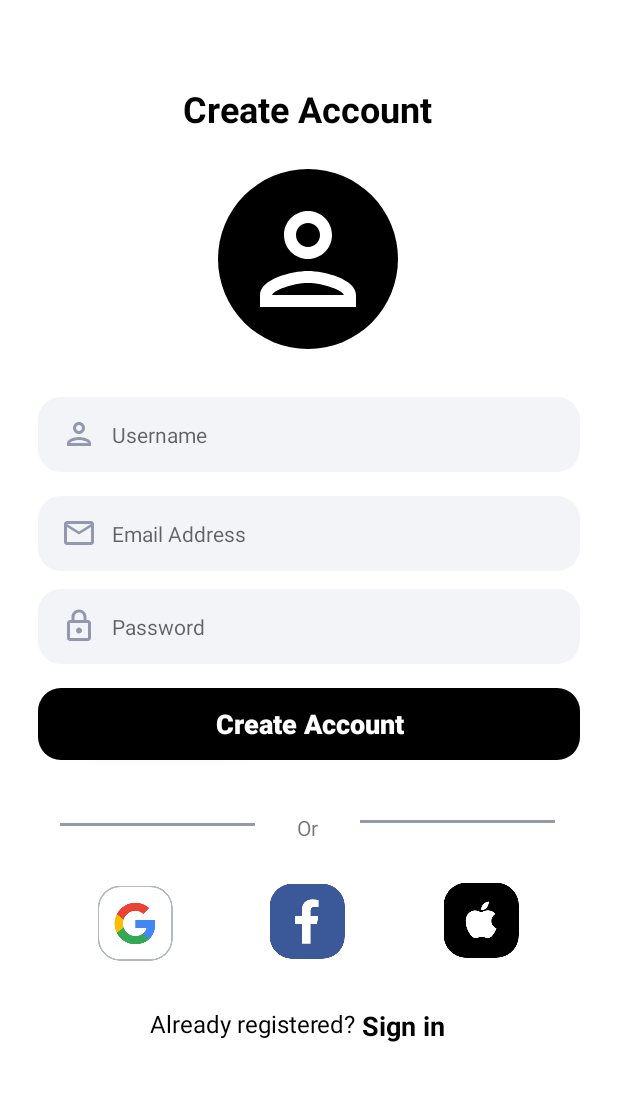
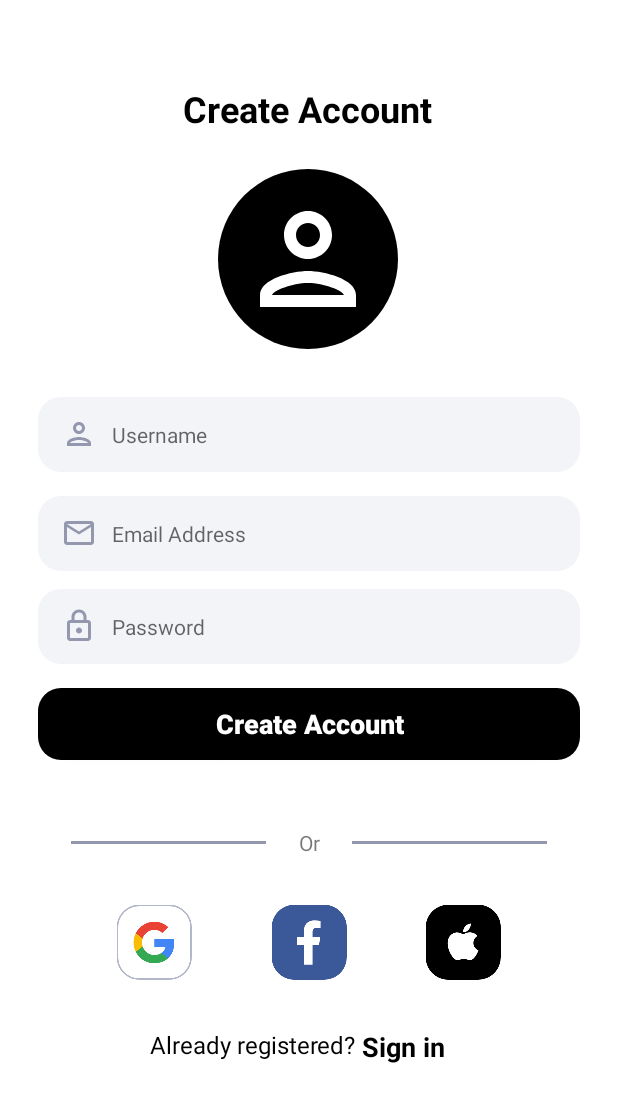
Before and after one commit to The-Anton/eSustain, an Android app: the RegistrationPage screen opened directly, with no data from a screen before it, after a tap on an icon or button, on a phone screen of 412 x 824 dp. Shown: the top 1102 px of the screen. Run offline under Robolectric (Android 15) with nearby library versions, the light colour scheme and no system bars; our stand-ins replace CircleImageView, Firebase (no records; nobody signed in at launch, a user with empty details on screens opened directly), Timber, data binding; libraries missing offline, so code that uses them is left out: br.com.simplepass; plain views replace CircularProgressButton; 1 statement that could not run was skipped.

Commit message:
Added data binding in RegistrationLogin

```diff
--- a/app/build.gradle
+++ b/app/build.gradle
@@ -113,6 +113,9 @@ dependencies {
     implementation 'com.xwray:groupie:2.1.0'
     implementation 'com.xwray:groupie-kotlin-android-extensions:2.1.0'
 
+    //Timber for Log
+    implementation 'com.jakewharton.timber:timber:4.7.1'
+
     // Preference
     implementation "androidx.preference:preference:1.1.1"
 
--- /dev/null
+++ b/app/src/main/java/com/solvabit/climate/registerLogin/RegisterViewModel.kt
@@ -0,0 +1,16 @@
+package com.solvabit.climate.registerLogin
+
+import android.util.Log
+import androidx.lifecycle.ViewModel
+import timber.log.Timber
+
+class RegisterViewModel : ViewModel() {
+    init {
+        Timber.i("RegisterViewModel")
+    }
+
+    override fun onCleared() {
+        super.onCleared()
+        Timber.i("RegisterViewModel destroyed")
+    }
+}
--- a/app/src/main/java/com/solvabit/climate/registerLogin/RegistrationPage.kt
+++ b/app/src/main/java/com/solvabit/climate/registerLogin/RegistrationPage.kt
@@ -4,16 +4,14 @@ import android.app.Activity
 import android.content.Intent
 import android.graphics.BitmapFactory
 import android.graphics.Color
-import android.location.Location
 import android.net.Uri
 import androidx.appcompat.app.AppCompatActivity
 import android.os.Bundle
 import android.os.Handler
 import android.provider.MediaStore
-import android.util.Log
-import android.widget.TextView
 import android.widget.Toast
-import br.com.simplepass.loadingbutton.customViews.CircularProgressButton
+import androidx.databinding.DataBindingUtil
+import androidx.lifecycle.ViewModelProviders
 import com.google.android.gms.auth.api.signin.GoogleSignIn
 import com.google.android.gms.auth.api.signin.GoogleSignInAccount
 import com.google.android.gms.auth.api.signin.GoogleSignInClient
@@ -25,60 +23,55 @@ import com.google.firebase.database.FirebaseDatabase
 import com.google.firebase.storage.FirebaseStorage
 import com.solvabit.climate.R
 import com.solvabit.climate.database.User
-import com.solvabit.climate.database.UserDatabase
-import kotlinx.android.synthetic.main.activity_registerpage.*
+import com.solvabit.climate.databinding.ActivityRegisterpageBinding
+import timber.log.Timber
 import java.util.*
 
 class RegistrationPage : AppCompatActivity() {
+
     private lateinit var auth: FirebaseAuth
     private lateinit var googleSignInClient: GoogleSignInClient
+    private lateinit var viewModel: RegisterViewModel
+    private lateinit var binding: ActivityRegisterpageBinding
+    private var selectedPhotoUri : Uri?= null
 
     override fun onCreate(savedInstanceState: Bundle?) {
         super.onCreate(savedInstanceState)
-        setContentView(R.layout.activity_registerpage)
-        val registerbtn = findViewById<CircularProgressButton>(R.id.register_button_register)
+        binding = DataBindingUtil.setContentView(this, R.layout.activity_registerpage)
 
-        val alreadyhaveaccount = findViewById<TextView>(R.id.already_account_register)
+        Timber.i("Called ViewModelProvider")
+        viewModel = ViewModelProviders.of(this).get(RegisterViewModel::class.java)
 
         //registration button click
-        registerbtn.setOnClickListener{
-            registerbtn.startAnimation()
+        binding.registerButtonRegister.setOnClickListener{
+            binding.registerButtonRegister.startAnimation()
             firebaseAuthwithEmailPassword()
         }
 
-        facebook_register.setOnClickListener {
+        //google button click
+        binding.googleRegister.setOnClickListener{
+            startGoogleAuth()
+        }
+
+        //facebook button click
+        binding.facebookRegister.setOnClickListener {
             Toast.makeText(this,"Support Not Availaible!! ", Toast.LENGTH_SHORT).show()
         }
 
-        apple_register.setOnClickListener {
+        //apple button click
+        binding.appleRegister.setOnClickListener {
             Toast.makeText(this,"Support Not Availaible!! ", Toast.LENGTH_SHORT).show()
-        }
-
-        google_register.setOnClickListener{
-
-            registerbtn.startAnimation()
-            val gso = GoogleSignInOptions.Builder(GoogleSignInOptions.DEFAULT_SIGN_IN)
-                .requestIdToken(getString(R.string.default_web_client_id))
-                .requestEmail()
-                .build()
-
-            googleSignInClient = GoogleSignIn.getClient(this, gso)
-
-            auth = FirebaseAuth.getInstance()
-
-            val signInIntent = googleSignInClient.signInIntent
-            startActivityForResult(signInIntent, RC_SIGN_IN)
         }
 
 
         //already have an account click listener
-        already_account_register.setOnClickListener{
+        binding.alreadyAccountRegister.setOnClickListener{
             val myintent = Intent(this, loginpage::class.java)
             startActivity(myintent)
         }
 
         //image selection click listener
-        image_button_register.setOnClickListener{
+        binding.imageButtonRegister.setOnClickListener{
             val intent = Intent(Intent.ACTION_PICK)
             intent.type = "image/*"
             startActivityForResult(intent,0)
@@ -87,8 +80,6 @@ class RegistrationPage : AppCompatActivity() {
     }
 
 
-    var selectedPhotoUri : Uri?= null
-
     override fun onActivityResult(requestCode: Int, resultCode: Int, data: Intent?) {
         super.onActivityResult(requestCode, resultCode, data)
 
@@ -96,8 +87,8 @@ class RegistrationPage : AppCompatActivity() {
         {
             selectedPhotoUri = data.data
             val bitmap = MediaStore.Images.Media.getBitmap(contentResolver,selectedPhotoUri)
-            imageview_register.setImageBitmap(bitmap)
-            image_button_register.alpha = 0f
+            binding.imageviewRegister.setImageBitmap(bitmap)
+            binding.imageButtonRegister.alpha = 0f
         }
 
         // Result returned from launching the Intent from GoogleSignInApi.getSignInIntent(...);
@@ -106,15 +97,29 @@ class RegistrationPage : AppCompatActivity() {
             try {
                 // Google Sign In was successful, authenticate with Firebase
                 val account = task.getResult(ApiException::class.java)!!
-                Log.d(TAG, "firebaseAuthWithGoogle:" + account.id)
                 firebaseAuthWithGoogle(account.idToken!!)
             } catch (e: ApiException) {
                 // Google Sign In failed, update UI appropriately
-                Log.w(TAG, "Google sign in failed", e)
-                // ...
+                Timber.i("Google sign in failed $e")
             }
         }
 
+    }
+
+
+    private fun startGoogleAuth(){
+        binding.registerButtonRegister.startAnimation()
+        val gso = GoogleSignInOptions.Builder(GoogleSignInOptions.DEFAULT_SIGN_IN)
+            .requestIdToken(getString(R.string.default_web_client_id))
+            .requestEmail()
+            .build()
+
+        googleSignInClient = GoogleSignIn.getClient(this, gso)
+
+        auth = FirebaseAuth.getInstance()
+
+        val signInIntent = googleSignInClient.signInIntent
+        startActivityForResult(signInIntent, RC_SIGN_IN)
     }
 
 
@@ -125,9 +130,6 @@ class RegistrationPage : AppCompatActivity() {
             .addOnCompleteListener(this) { task ->
                 if (task.isSuccessful) {
                     // Sign in success, update UI with the signed-in user's information
-                    Log.d(TAG, "signInWithCredential:success")
-                    val user = auth.currentUser
-
                     val act: GoogleSignInAccount?= GoogleSignIn.getLastSignedInAccount(this)
                     selectedPhotoUri = act?.photoUrl
                     val username = act?.displayName
@@ -135,9 +137,8 @@ class RegistrationPage : AppCompatActivity() {
                     saveUserToFirebaseDatabase(username!!, email!!, selectedPhotoUri.toString())
                 } else {
                     // If sign in fails, display a message to the user.
-                    Log.w(TAG, "signInWithCredential:failure", task.exception)
                     Toast.makeText(this,"Sign in failed!! ", Toast.LENGTH_SHORT).show()
-                    register_button_register.revertAnimation()
+                    binding.registerButtonRegister.revertAnimation()
                 }
             }
     }
@@ -145,22 +146,20 @@ class RegistrationPage : AppCompatActivity() {
 
     private fun firebaseAuthwithEmailPassword(){
 
-        val email = email_editText_register.text.toString()
-        val password = password_editText_register.text.toString()
-        val username = username_editText_register.text.toString()
-
-        Log.e("register","Email: $email and password: $password and username: $username")
+        val email = binding.emailEditTextRegister.text.toString()
+        val password = binding.passwordEditTextRegister.text.toString()
+        val username = binding.usernameEditTextRegister.text.toString()
 
         if(email.isEmpty() || password.isEmpty()){
-            register_button_register.revertAnimation()
+            binding.registerButtonRegister.revertAnimation()
             Toast.makeText(this , "Enter all fields first ", Toast.LENGTH_SHORT).show()
             return
         }
-        var auth = FirebaseAuth.getInstance()
+        val auth = FirebaseAuth.getInstance()
         auth.createUserWithEmailAndPassword(email,password)
             .addOnCompleteListener {
                 if(!it.isSuccessful){
-                    register_button_register.revertAnimation()
+                    binding.registerButtonRegister.revertAnimation()
                     return@addOnCompleteListener
                 }
                 else{
@@ -169,10 +168,11 @@ class RegistrationPage : AppCompatActivity() {
                 }
             }
             .addOnFailureListener{
-                register_button_register.revertAnimation()
+                binding.registerButtonRegister.revertAnimation()
                 Toast.makeText(this, "Error creating account. ${it.message}", Toast.LENGTH_SHORT).show()
             }
     }
+
 
     private fun uploadPhotoToFirebase(username: String, email: String) {
         if(selectedPhotoUri == null) return
@@ -181,21 +181,22 @@ class RegistrationPage : AppCompatActivity() {
         val ref = FirebaseStorage.getInstance().getReference("/images/$filename")
         ref.putFile(selectedPhotoUri!!)
             .addOnSuccessListener {
-                Log.e("registerActivity", "Photo uploaded successfully: ${it.metadata?.path}")
+                Timber.i( "Photo uploaded successfully: ${it.metadata?.path}")
 
                 ref.downloadUrl.addOnSuccessListener{
-                    Log.e("registerActivity", "image downloaded url : $it")
+                    Timber.i( "image downloaded url : $it")
                     saveUserToFirebaseDatabase(username, email, it.toString())
                 }
             }
     }
+
 
     private fun saveUserToFirebaseDatabase(username: String, email: String, profileImageUrl : String){
         val uid = FirebaseAuth.getInstance().uid?: ""
         val ref = FirebaseDatabase.getInstance().getReference("/Users/$uid")
         val status = "Not set"
         val active = true
-        var users = User(
+        val users = User(
             active,
                 0,
                 0.0,
@@ -234,26 +235,20 @@ class RegistrationPage : AppCompatActivity() {
         )
         ref.setValue(users)
             .addOnSuccessListener {
-                Log.e("registerActivity","User is saved with $uid and $profileImageUrl")
-//                val instance = UserDatabase.getInstance(this)
-//                val dao = instance.userDao()
-//                dao.insert(users)
-//                Log.v("registerActivity", "User is saved in room with  ${dao.getUserByUID(uid)}")
-
+                Timber.i("User is saved with $uid and $profileImageUrl")
                 val user = FirebaseAuth.getInstance().currentUser
 
                 user!!.sendEmailVerification()
                     .addOnCompleteListener { task ->
                         if (task.isSuccessful) {
-                            Log.d(TAG,"Email sent")
+                            Timber.i("Email sent")
                         }
                     }
 
                 val deepColor = Color.parseColor("#27E1EF")
                 val largeIcon = BitmapFactory.decodeResource(resources, R.drawable.blue_tick)
-                register_button_register.doneLoadingAnimation(deepColor, largeIcon)
-                val handler = Handler()
-                handler.postDelayed({
+                binding.registerButtonRegister.doneLoadingAnimation(deepColor, largeIcon)
+                Handler().postDelayed({
                     Toast.makeText(this, "Account created successfully. Email sent to confirm.", Toast.LENGTH_SHORT).show()
                     val intent = Intent(this, com.solvabit.climate.location.Location::class.java)
                     intent.flags = Intent.FLAG_ACTIVITY_CLEAR_TASK or ( Intent.FLAG_ACTIVITY_NEW_TASK)
@@ -262,27 +257,8 @@ class RegistrationPage : AppCompatActivity() {
             }
     }
 
-    private fun verifyUserIsLoggedIn(){
-
-        val user = FirebaseAuth.getInstance().currentUser
-        if (user != null) {
-            // User is signed in
-            val intent = Intent(this, com.solvabit.climate.location.Location::class.java)
-            intent.flags = Intent.FLAG_ACTIVITY_CLEAR_TASK or ( Intent.FLAG_ACTIVITY_NEW_TASK)
-            startActivity(intent)
-        }
-    }
 
     companion object {
-        private const val TAG = "Register_Activity"
         private const val RC_SIGN_IN = 9001
     }
 }
-
-//
-//@Parcelize
-//class Users(val uid: String , val username: String , val email: String,
-//            val imageUrl : String, val status:String, val active: Boolean,
-//            val timestamp: Long, val treesPlanted: Int): Parcelable {
-//    constructor(): this("","","","","",true,-1, 0)
-//}
--- a/app/src/main/java/com/solvabit/climate/splashScreen/SplashScreen.kt
+++ b/app/src/main/java/com/solvabit/climate/splashScreen/SplashScreen.kt
@@ -18,12 +18,14 @@ import com.solvabit.climate.onboarding.Onboarding
 import kotlinx.coroutines.Dispatchers
 import kotlinx.coroutines.GlobalScope
 import kotlinx.coroutines.launch
+import timber.log.Timber
 
 class SplashScreen : AppCompatActivity() {
 
     override fun onCreate(savedInstanceState: Bundle?) {
         super.onCreate(savedInstanceState)
         setContentView(R.layout.activity_splash_screen)
+        Timber.plant(Timber.DebugTree())
 
         FirebaseDatabase.getInstance().setPersistenceEnabled(true)
 
--- a/app/src/main/res/layout/activity_registerpage.xml
+++ b/app/src/main/res/layout/activity_registerpage.xml
@@ -1,7 +1,10 @@
 <?xml version="1.0" encoding="utf-8"?>
-<ScrollView xmlns:android="http://schemas.android.com/apk/res/android"
+
+<layout xmlns:android="http://schemas.android.com/apk/res/android"
     xmlns:app="http://schemas.android.com/apk/res-auto"
-    xmlns:tools="http://schemas.android.com/tools"
+    xmlns:tools="http://schemas.android.com/tools">
+
+<ScrollView
     android:layout_width="match_parent"
     android:layout_height="match_parent"
     android:id="@+id/destination_layout"
@@ -12,6 +15,7 @@
     <androidx.constraintlayout.widget.ConstraintLayout
         android:layout_width="match_parent"
         android:layout_height="match_parent">
+
         <TextView
             android:id="@+id/textView"
             android:layout_width="wrap_content"
@@ -122,79 +126,83 @@
             android:text="Create Account"
             android:textAllCaps="false"
             android:textColor="@android:color/white"
-            app:spinning_bar_color="@android:color/white"
-            app:spinning_bar_padding="1dp"
             android:textSize="18dp"
             android:textStyle="bold"
             app:layout_constraintEnd_toEndOf="parent"
             app:layout_constraintStart_toStartOf="parent"
-            app:layout_constraintTop_toBottomOf="@+id/password_editText_register" />
+            app:layout_constraintTop_toBottomOf="@+id/password_editText_register"
+            app:spinning_bar_color="@android:color/white"
+            app:spinning_bar_padding="1dp" />
 
 
         <View
             android:id="@+id/divider"
             android:layout_width="130dp"
             android:layout_height="2dp"
-        android:layout_marginTop="42dp"
 
-        android:layout_marginEnd="28dp"
             android:background="#9498AE"
+            app:layout_constraintBottom_toBottomOf="@+id/textView3"
             app:layout_constraintEnd_toStartOf="@+id/textView3"
-        app:layout_constraintTop_toBottomOf="@+id/register_button_register" />
+            app:layout_constraintHorizontal_bias="0.5"
+            app:layout_constraintStart_toStartOf="@+id/register_button_register"
+            app:layout_constraintTop_toTopOf="@+id/textView3" />
 
         <TextView
             android:id="@+id/textView3"
             android:layout_width="wrap_content"
             android:layout_height="wrap_content"
-        android:layout_marginTop="35dp"
+            android:layout_marginTop="45dp"
             android:text="Or"
-        app:layout_constraintEnd_toEndOf="parent"
-        app:layout_constraintHorizontal_bias="0.498"
-        app:layout_constraintStart_toStartOf="parent"
+            app:layout_constraintEnd_toStartOf="@+id/divider2"
+            app:layout_constraintHorizontal_bias="0.5"
+            app:layout_constraintStart_toEndOf="@+id/divider"
             app:layout_constraintTop_toBottomOf="@+id/register_button_register" />
 
         <View
             android:id="@+id/divider2"
             android:layout_width="130dp"
             android:layout_height="2dp"
-        android:layout_marginStart="28dp"
-        android:layout_marginTop="40dp"
             android:background="#9498AE"
+            app:layout_constraintBottom_toBottomOf="@+id/textView3"
+            app:layout_constraintEnd_toEndOf="@+id/register_button_register"
+            app:layout_constraintHorizontal_bias="0.5"
             app:layout_constraintStart_toEndOf="@+id/textView3"
-        app:layout_constraintTop_toBottomOf="@+id/register_button_register" />
+            app:layout_constraintTop_toTopOf="@+id/textView3" />
 
 
         <ImageView
             android:id="@+id/google_register"
             android:layout_width="wrap_content"
             android:layout_height="wrap_content"
-            android:layout_marginTop="40dp"
+            app:layout_constraintBottom_toBottomOf="@+id/facebook_register"
             app:layout_constraintEnd_toStartOf="@+id/facebook_register"
-            app:layout_constraintStart_toStartOf="parent"
-            app:layout_constraintTop_toBottomOf="@+id/divider"
+            app:layout_constraintHorizontal_bias="0.5"
+            app:layout_constraintStart_toStartOf="@+id/register_button_register"
+            app:layout_constraintTop_toTopOf="@+id/facebook_register"
             app:srcCompat="@drawable/google" />
 
         <ImageView
             android:id="@+id/facebook_register"
             android:layout_width="wrap_content"
             android:layout_height="wrap_content"
-            android:layout_marginTop="28dp"
-            app:layout_constraintEnd_toEndOf="parent"
-            app:layout_constraintHorizontal_bias="0.498"
-            app:layout_constraintStart_toStartOf="parent"
+            android:layout_marginTop="32dp"
+            app:layout_constraintEnd_toStartOf="@+id/apple_register"
+            app:layout_constraintHorizontal_bias="0.5"
+            app:layout_constraintStart_toEndOf="@+id/google_register"
             app:layout_constraintTop_toBottomOf="@+id/textView3"
             app:srcCompat="@drawable/facebook" />
+
 
         <ImageView
             android:id="@+id/apple_register"
             android:layout_width="wrap_content"
             android:layout_height="wrap_content"
-            android:layout_marginTop="40dp"
-            app:layout_constraintEnd_toEndOf="parent"
+            app:layout_constraintBottom_toBottomOf="@+id/facebook_register"
+            app:layout_constraintEnd_toEndOf="@+id/register_button_register"
+            app:layout_constraintHorizontal_bias="0.5"
             app:layout_constraintStart_toEndOf="@+id/facebook_register"
-            app:layout_constraintTop_toBottomOf="@+id/divider2"
+            app:layout_constraintTop_toTopOf="@+id/facebook_register"
             app:srcCompat="@drawable/apple" />
-
 
         <TextView
             android:id="@+id/textview01"
@@ -229,3 +237,5 @@
     </androidx.constraintlayout.widget.ConstraintLayout>
 
 </ScrollView>
+
+</layout>
```
Also changed, not shown: app/src/main/java/com/solvabit/climate/registerLogin/loginpage.kt (+25 -29 lines), app/src/main/res/layout/activity_loginpage.xml (+17 -11 lines), 1 other file. Lines whose indentation alone changed are shown as unchanged.
